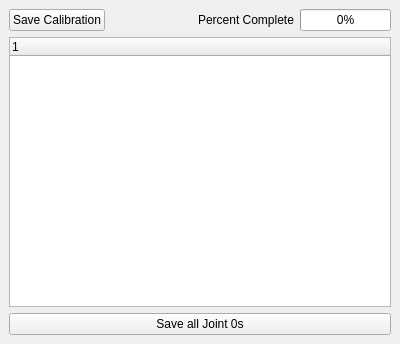
First picture: the form in sr_gui_hand_calibration/uis/SrHandCalibration.ui, repository shadow-robot/sr-ros-interface, before the edit.
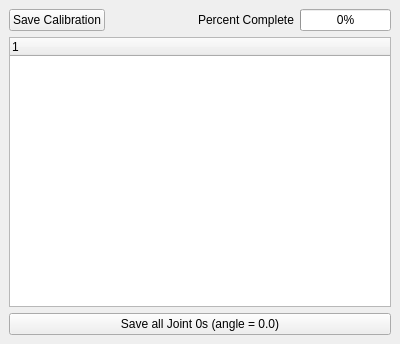
Second picture: the form after the edit.

Commit message: calibrating all joint 0s in one go

Patch:
```diff
--- a/sr_gui_hand_calibration/uis/SrHandCalibration.ui
+++ b/sr_gui_hand_calibration/uis/SrHandCalibration.ui
@@ -82,7 +82,7 @@
         <item>
          <widget class="QPushButton" name="btn_joint_0s">
           <property name="text">
-           <string>Save all Joint 0s</string>
+           <string>Save all Joint 0s (angle = 0.0)</string>
           </property>
          </widget>
         </item>
```
Left out of the diff: 3 changed lines with no effect on the pictures. The commit also changes 2 other files.
